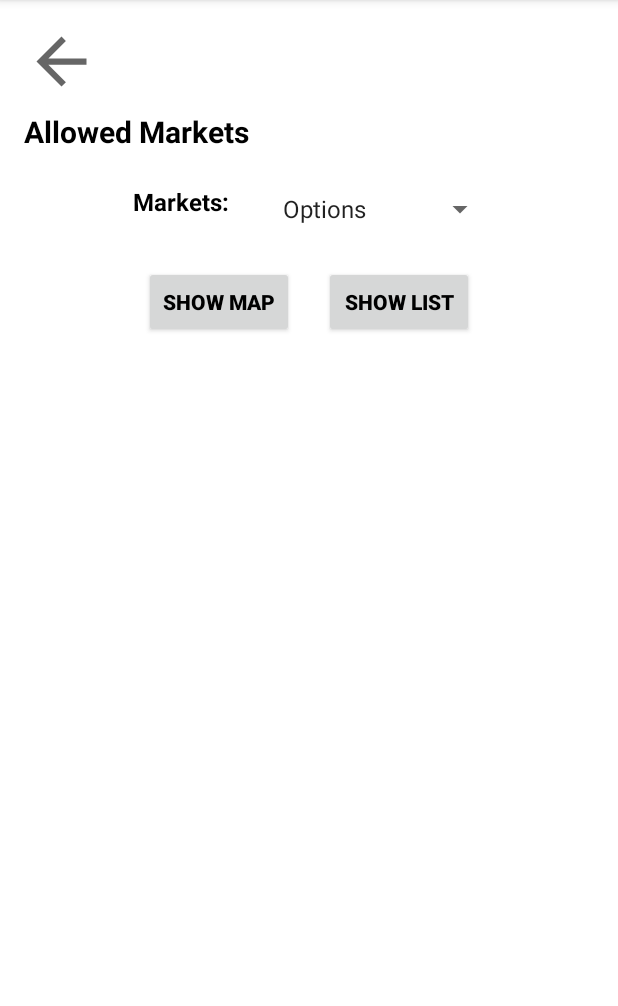
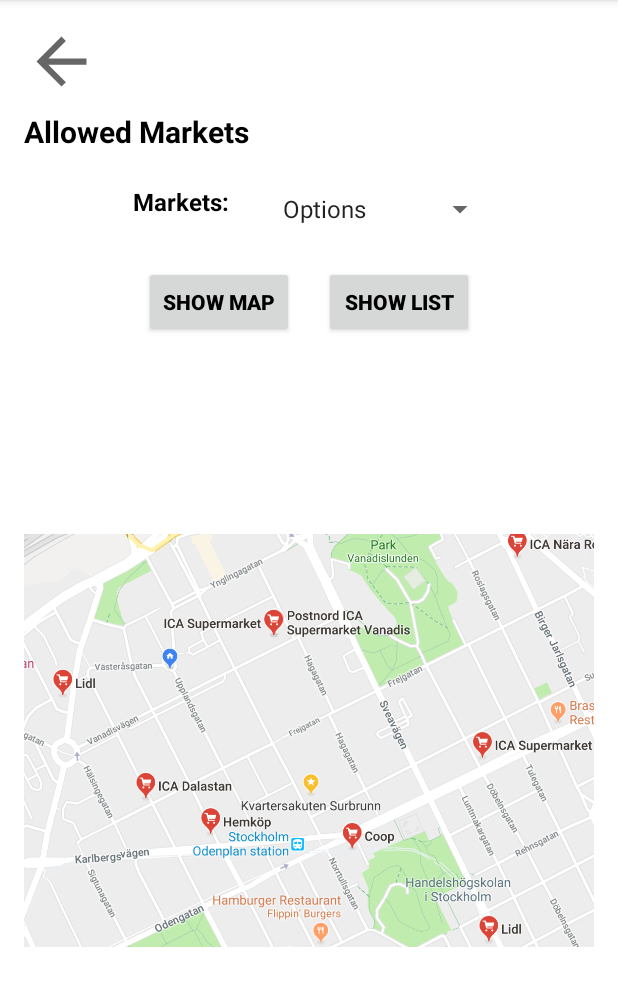
Before and after one commit to HoppaTeamSDA4/Finchild, an Android app: the AllowedMarkets screen opened directly, with no data from a screen before it, after a tap on "SHOW MAP", on a phone screen of 412 x 824 dp, the part 84-1090 px from its top. Run offline under Robolectric (Android 15) with nearby library versions, the phone set to English and light mode, and no system bars.

Commit message:
Show image when click Show map and Show list on Allowed markets

```diff
--- a/app/src/main/java/com/finchild/hoppateam/sda4/finchild/AllowedMarkets.java
+++ b/app/src/main/java/com/finchild/hoppateam/sda4/finchild/AllowedMarkets.java
@@ -5,6 +5,7 @@ import android.support.v7.app.AppCompatActivity;
 import android.os.Bundle;
 import android.view.View;
 import android.widget.ArrayAdapter;
+import android.widget.Button;
 import android.widget.ImageView;
 import android.widget.Spinner;
 
@@ -13,6 +14,9 @@ public class AllowedMarkets extends AppCompatActivity {
     //view objects
     private ImageView btnBack;
     private Spinner markets;
+    private Button btnShowMap;
+    private Button btnShowList;
+    private ImageView image;
 
     @Override
     protected void onCreate(Bundle savedInstanceState) {
@@ -21,22 +25,35 @@ public class AllowedMarkets extends AppCompatActivity {
 
         //initializing views
         btnBack = (ImageView) findViewById(R.id.btnBack);
-        markets= (Spinner) findViewById(R.id.spinnerMarket);
+        markets = (Spinner) findViewById(R.id.spinnerMarket);
+        btnShowMap = (Button) findViewById(R.id.btnShowMap);
+        btnShowList = (Button) findViewById(R.id.btnShowList);
+        image = (ImageView) findViewById(R.id.imageView1);
 
         //Create adapter to market spinner
         ArrayAdapter<CharSequence> adapter = ArrayAdapter.createFromResource
-                (this,R.array.markets,android.R.layout.simple_spinner_item);
+                (this, R.array.markets, android.R.layout.simple_spinner_item);
         //initialize spinner
         markets.setAdapter(adapter);
     }
 
     public void onClick(View view) {
         //if btnBack is pressed
-        if(view == btnBack) {
+        if (view == btnBack) {
             // Create an Intent to start the Control activity
             Intent backIntent = new Intent(this, Control.class);
             // Start the activity.
             startActivity(backIntent);
         }
+        //if btnShowList is pressed
+        if (view == btnShowList) {
+            //Show a logo image
+            image.setImageResource(R.drawable.list);
+        }
+        //if btnShowMap is pressed
+        if (view == btnShowMap) {
+            //Show a map
+            image.setImageResource(R.drawable.mapmarkets);
+        }
     }
 }
--- a/app/src/main/res/layout/activity_allowed_markets.xml
+++ b/app/src/main/res/layout/activity_allowed_markets.xml
@@ -70,6 +70,7 @@
         android:gravity="center">
 
         <Button
+            android:id="@+id/btnShowMap"
             android:layout_width="100dp"
             android:layout_height="wrap_content"
             android:text="Show map"
@@ -81,6 +82,7 @@
             android:onClick="onClick"/>
 
         <Button
+            android:id="@+id/btnShowList"
             android:layout_width="100dp"
             android:layout_height="wrap_content"
             android:text="Show list"
@@ -93,6 +95,11 @@
 
     </LinearLayout>
 
+    <ImageView
+        android:id="@+id/imageView1"
+        android:layout_width="wrap_content"
+        android:layout_height="wrap_content"/>
+
 
 
 </LinearLayout>
```
Also changed, not shown: app/src/main/res/drawable/list.png (added), app/src/main/res/drawable/mapmarkets.png (added).
